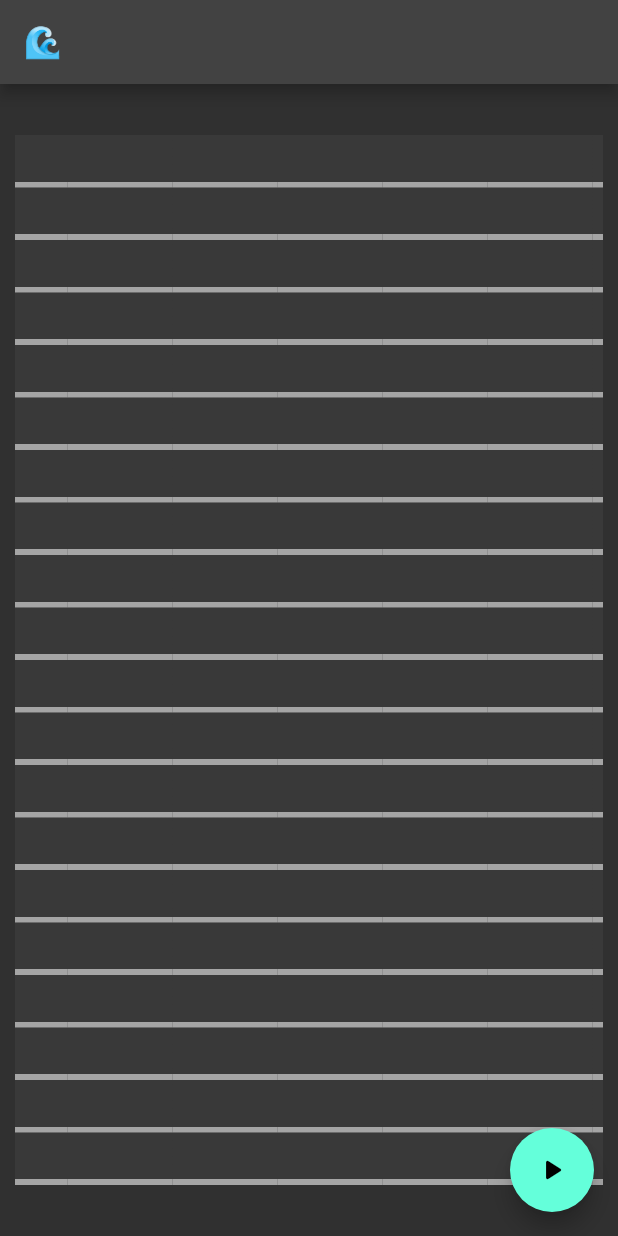
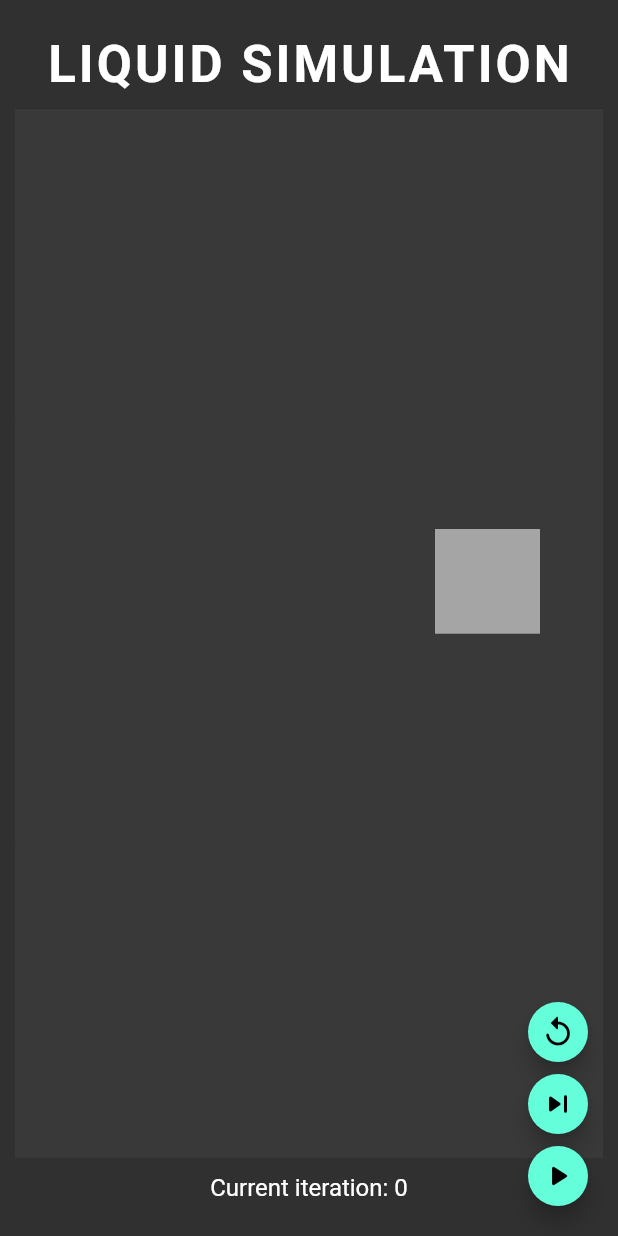
Before and after one commit to ElforL/fluid_sim, a Flutter app: the screen it shows after launch, on a phone screen of 412 x 824 dp. Run offline on Flutter 3.47's test engine with Material 2 defaults, Android fonts, the phone set to English and light mode, and no system bars.

```diff
--- a/lib/main.dart
+++ b/lib/main.dart
@@ -1,5 +1,6 @@
 import 'dart:math' as math;
 
+import 'package:fluid_sim/simulator.dart';
 import 'package:flutter/material.dart';
 
 void main() {
@@ -32,24 +33,35 @@ class MyHomePage extends StatefulWidget {
 }
 
 class _MyHomePageState extends State<MyHomePage> {
-  bool isPlaying = false;
-
-  late List<List<double>> array;
+  late Simulator sim;
 
   @override
   void initState() {
-    array = List.generate(20, (index) => List.generate(20, (index) => math.Random().nextDouble()));
+    sim = Simulator(10, 10);
+    populateSim();
     super.initState();
+  }
+
+  void populateSim() {
+    sim.setCell(4, 4, 1);
   }
 
   @override
   Widget build(BuildContext context) {
     return Scaffold(
-      appBar: AppBar(
-        title: const Text('🌊'),
+      body: Center(
+        child: Column(
+          mainAxisAlignment: MainAxisAlignment.center,
+          children: [
+            Text(
+              'Liquid Simulation'.toUpperCase(),
+              style: Theme.of(context).textTheme.headline4?.copyWith(
+                    color: Colors.white,
+                    fontWeight: FontWeight.bold,
+                    letterSpacing: 2,
                   ),
-      body: Center(
-        child: Padding(
+            ),
+            Padding(
               padding: const EdgeInsets.all(10),
               child: ClipRRect(
                 child: SizedBox(
@@ -57,40 +69,77 @@ class _MyHomePageState extends State<MyHomePage> {
                   height: 700,
                   child: CustomPaint(
                     painter: MyPainter(
-                  array,
-                  tileWidth: 35,
-                  tileHeight: 35,
+                      sim: sim,
+                      tileWidth: 70,
+                      tileHeight: 70,
                     ),
                   ),
                 ),
               ),
             ),
+            AnimatedBuilder(
+              animation: sim,
+              builder: (context, child) {
+                return Text(
+                  'Current iteration: ${sim.iteration}',
+                  style: Theme.of(context).textTheme.subtitle1,
+                );
+              },
             ),
-      floatingActionButton: FloatingActionButton(
+          ],
+        ),
+      ),
+      floatingActionButton: Column(
+        mainAxisSize: MainAxisSize.min,
+        children: [
+          FloatingActionButton(
+            mini: true,
             onPressed: () {
-          setState(() {
-            isPlaying = !isPlaying;
-          });
+              sim.stop();
+              populateSim();
+            },
+            tooltip: 'Replay',
+            child: const Icon(Icons.replay_rounded),
+          ),
+          FloatingActionButton(
+            mini: true,
+            onPressed: () {
+              sim.tick();
+            },
+            tooltip: 'Skip',
+            child: const Icon(Icons.skip_next_rounded),
+          ),
+          FloatingActionButton(
+            mini: true,
+            onPressed: () {
+              if (sim.isRunning) {
+                sim.pause();
+              } else {
+                sim.start();
+              }
+              setState(() {});
             },
             tooltip: 'Start/Pause',
-        child: Icon(isPlaying ? Icons.pause_rounded : Icons.play_arrow_rounded),
+            child: Icon(sim.isRunning ? Icons.pause_rounded : Icons.play_arrow_rounded),
+          ),
+        ],
       ),
     );
   }
 }
 
 class MyPainter extends CustomPainter {
-  MyPainter(
-    this.array, {
-    Listenable? repaint,
+  MyPainter({
+    required this.sim,
     this.fillColor = Colors.white60,
     this.emptyColor = Colors.white12,
     required this.tileWidth,
     required this.tileHeight,
     this.backgroundColor = Colors.black38,
-  }) : super(repaint: repaint);
+  }) : super(repaint: sim);
 
-  final List<List<double>> array;
+  final Simulator sim;
+  List<List<double>> get array => sim.array;
 
   final Color? backgroundColor;
 
@@ -113,35 +162,26 @@ class MyPainter extends CustomPainter {
 
     for (var i = 0; i < array.length; i++) {
       for (var j = 0; j < array[i].length; j++) {
-        final Rect r1 = Offset(i * tileWidth, j * tileHeight) & Size(tileWidth, tileHeight);
+        final Rect r1 = Offset(i * tileHeight, j * tileWidth) & Size(tileWidth, tileHeight);
 
         // the gradient shows the filled amount by having both stops at the [percent]
-        final double percent = array[i][j];
+        final double percent = array[j][i];
         final gradient = LinearGradient(
           transform: const GradientRotation(-math.pi / 2),
-          stops: [
-            percent,
-            percent,
-          ],
-          colors: [
-            fillColor,
-            emptyColor,
-          ],
+          stops: [percent, percent],
+          colors: [fillColor, emptyColor],
         );
         // apply shader
         var paint2 = Paint()..shader = gradient.createShader(r1);
 
         // paint
-        canvas.drawRect(
-          r1,
-          paint2,
-        );
+        canvas.drawRect(r1, paint2);
       }
     }
   }
 
   @override
-  bool shouldRepaint(covariant CustomPainter oldDelegate) {
-    return false;
+  bool shouldRepaint(covariant MyPainter oldDelegate) {
+    return oldDelegate.array != array;
   }
 }
```
Lines whose indentation alone changed are shown as unchanged.
